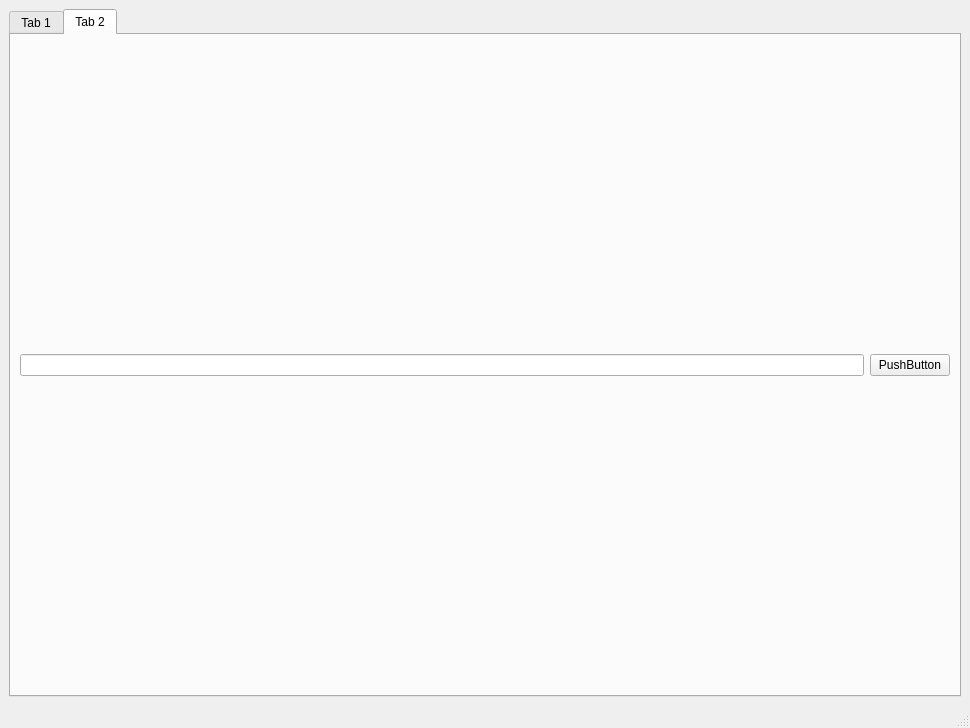
Old version of the form src/mainwindow.ui in the repository JonasKnarbakk/WoW-AddonManager.
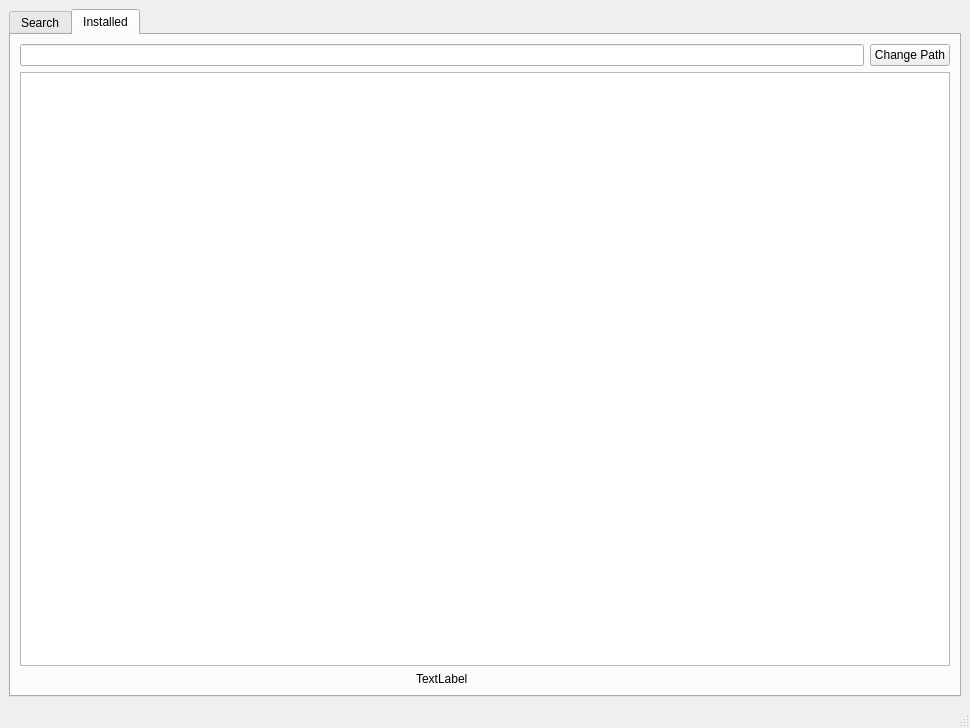
New version of the form. The open tabs and pages were chosen to show the change.

Commit message: Added initial solution for indexing already installed addons

What changed in the file:
```diff
--- a/src/mainwindow.ui
+++ b/src/mainwindow.ui
@@ -22,7 +22,7 @@
       </property>
       <widget class="QWidget" name="tab">
        <attribute name="title">
-        <string>Tab 1</string>
+        <string>Search</string>
        </attribute>
        <layout class="QGridLayout" name="gridLayout">
         <item row="1" column="1">
@@ -59,16 +59,45 @@
       </widget>
       <widget class="QWidget" name="tab_2">
        <attribute name="title">
-        <string>Tab 2</string>
+        <string>Installed</string>
        </attribute>
        <layout class="QGridLayout" name="gridLayout_2">
-        <item row="1" column="1">
-         <widget class="QLineEdit" name="installPathField"/>
+        <item row="3" column="1" colspan="2">
+         <widget class="QTableView" name="installedTableView">
+          <property name="editTriggers">
+           <set>QAbstractItemView::NoEditTriggers</set>
+          </property>
+          <property name="selectionMode">
+           <enum>QAbstractItemView::NoSelection</enum>
+          </property>
+          <property name="showGrid">
+           <bool>true</bool>
+          </property>
+          <property name="gridStyle">
+           <enum>Qt::NoPen</enum>
+          </property>
+          <attribute name="verticalHeaderVisible">
+           <bool>false</bool>
+          </attribute>
+         </widget>
         </item>
         <item row="1" column="2">
          <widget class="QPushButton" name="installPathButton">
           <property name="text">
-           <string>PushButton</string>
+           <string>Change Path</string>
+          </property>
+         </widget>
+        </item>
+        <item row="1" column="1">
+         <widget class="QLineEdit" name="installPathField"/>
+        </item>
+        <item row="4" column="1" alignment="Qt::AlignHCenter|Qt::AlignVCenter">
+         <widget class="QLabel" name="installedLoadingLabel">
+          <property name="layoutDirection">
+           <enum>Qt::LeftToRight</enum>
+          </property>
+          <property name="text">
+           <string>TextLabel</string>
           </property>
          </widget>
         </item>
```
Left out of the diff: 18 changed lines with no effect on the pictures. The commit also changes 12 other files.
